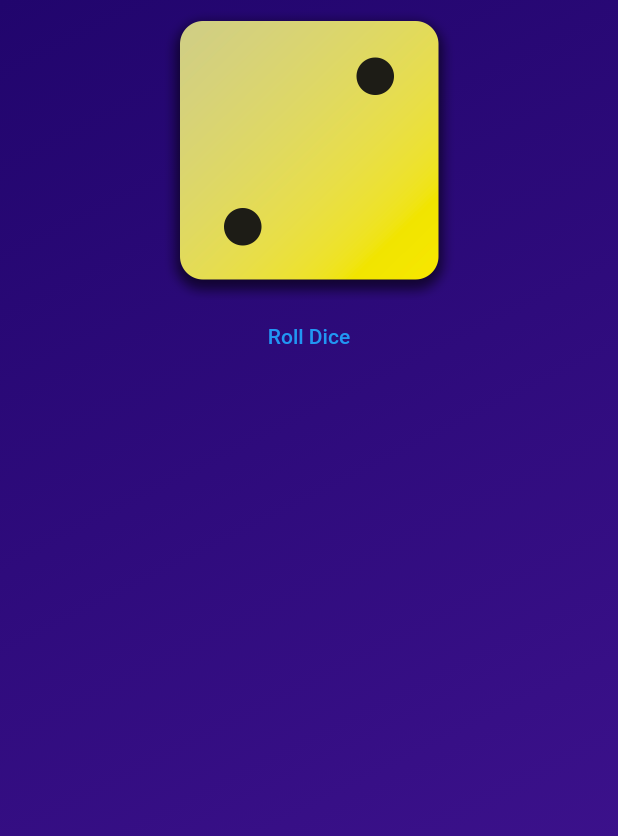
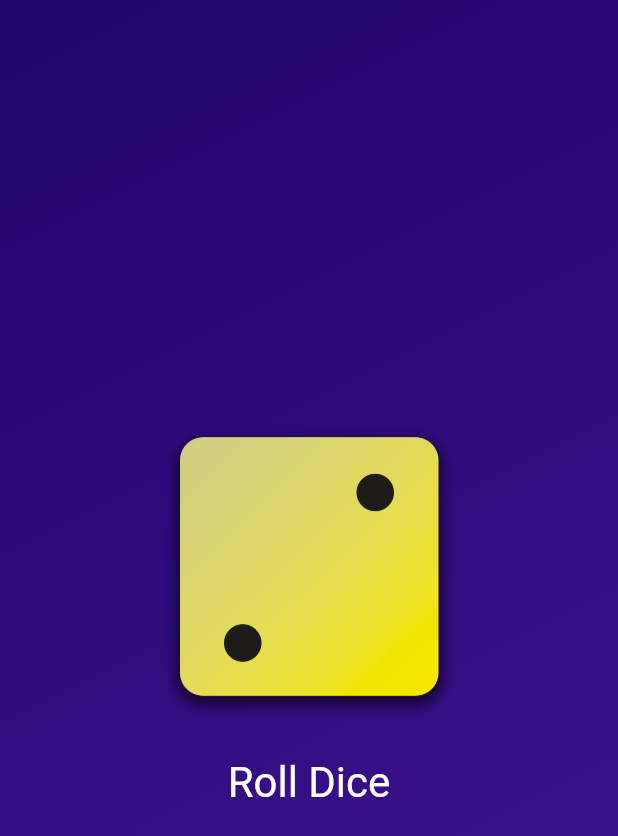
Before and after one commit to zakdim/fcg_basics, a Flutter app: the screen it shows after launch, on a phone screen of 412 x 824 dp. Shown: the top 836 px of the screen. Run offline on Flutter 3.47's test engine with Material 2 defaults, Android fonts, the phone set to English and light mode, and no system bars.

Commit message:
s02-46 Styling buttons & working with padding

```diff
--- a/lib/gradient_container.dart
+++ b/lib/gradient_container.dart
@@ -29,13 +29,26 @@ class GradientContainer extends StatelessWidget {
       ),
       child: Center(
         child: Column(
+          mainAxisSize: MainAxisSize.min,
           children: [
             Image.asset(
               'assets/images/dice-2.png',
               width: 200,
             ),
+            const SizedBox(
+              height: 20,
+            ),
             TextButton(
               onPressed: rollDice,
+              style: TextButton.styleFrom(
+                // padding: const EdgeInsets.only(
+                //   top: 20,
+                // ),
+                foregroundColor: Colors.white,
+                textStyle: const TextStyle(
+                  fontSize: 28,
+                ),
+              ),
               child: const Text('Roll Dice'),
             ),
           ],
```
